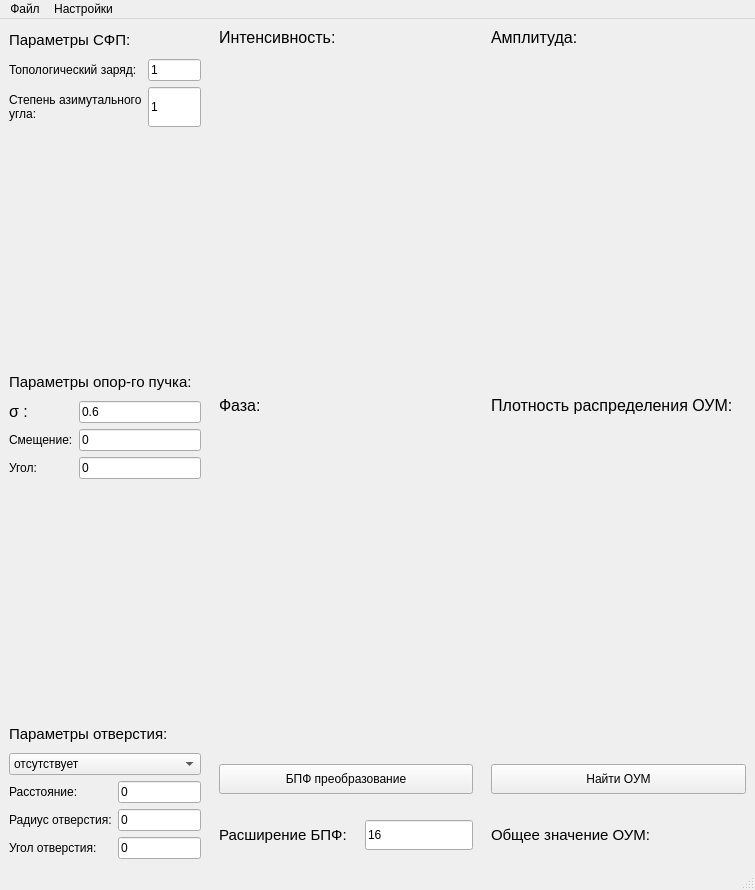
Old version of the form mainwindow.ui in the repository Laufinsconsca/vortex-processing.
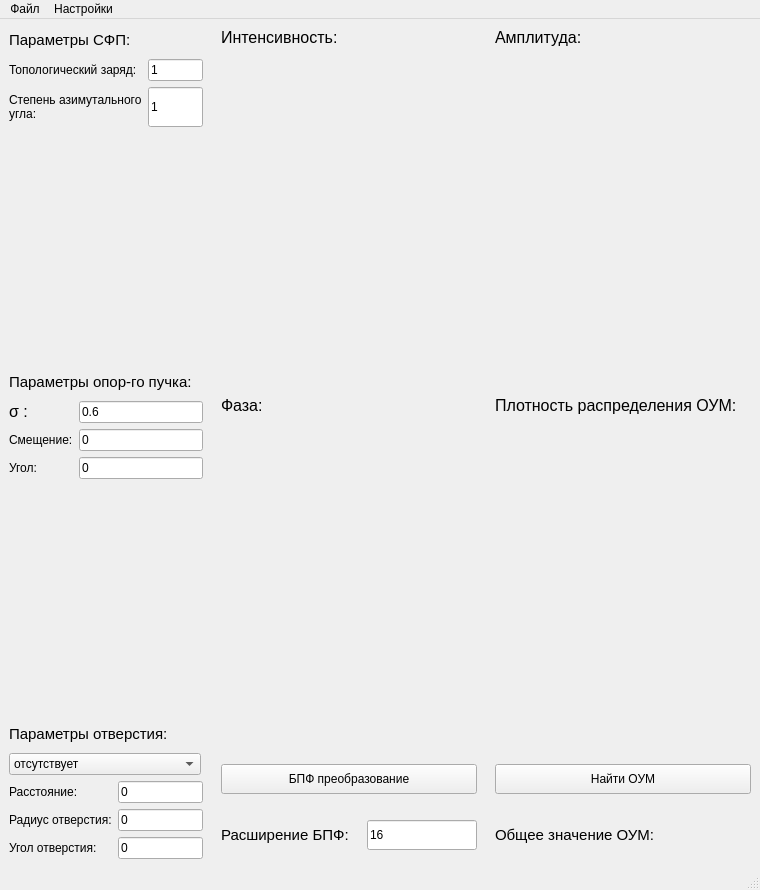
New version of the form. Icons and pictures are not drawn.

Diff of the .ui file:
```diff
--- a/mainwindow.ui
+++ b/mainwindow.ui
@@ -6,19 +6,19 @@
    <rect>
     <x>0</x>
     <y>0</y>
-    <width>755</width>
+    <width>760</width>
     <height>890</height>
    </rect>
   </property>
   <property name="minimumSize">
    <size>
-    <width>755</width>
+    <width>760</width>
     <height>890</height>
    </size>
   </property>
   <property name="maximumSize">
    <size>
-    <width>755</width>
+    <width>760</width>
     <height>890</height>
    </size>
   </property>
@@ -686,7 +686,7 @@
         <item row="5" column="1">
          <widget class="QLabel" name="out_phase_color_scheme_label">
           <property name="text">
-           <string>&lt;html&gt;&lt;head/&gt;&lt;body&gt;&lt;p&gt;&lt;img src=&quot;:/scales/rainbow_256.bmp&quot;/&gt;&lt;/p&gt;&lt;/body&gt;&lt;/html&gt;</string>
+           <string>&lt;html&gt;&lt;head/&gt;&lt;body&gt;&lt;p&gt;&lt;img src=&quot;:/scales/rainbow_5_256.bmp&quot;/&gt;&lt;/p&gt;&lt;/body&gt;&lt;/html&gt;</string>
           </property>
          </widget>
         </item>
@@ -815,7 +815,7 @@
     <rect>
      <x>0</x>
      <y>0</y>
-     <width>755</width>
+     <width>760</width>
      <height>20</height>
     </rect>
    </property>
```
Left out of the diff: 2 changed lines with no effect on the pictures.
